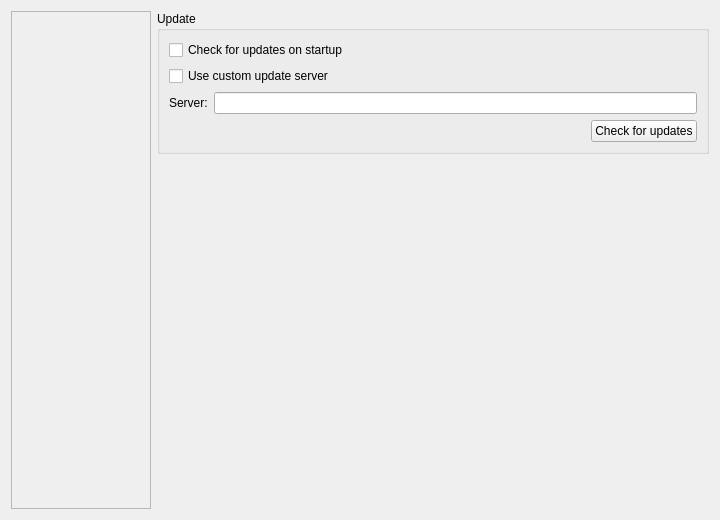
Before: the Qt Designer form source/client/desktop/settings_tab.ui in dchapyshev/aspia, drawn with Qt 5.
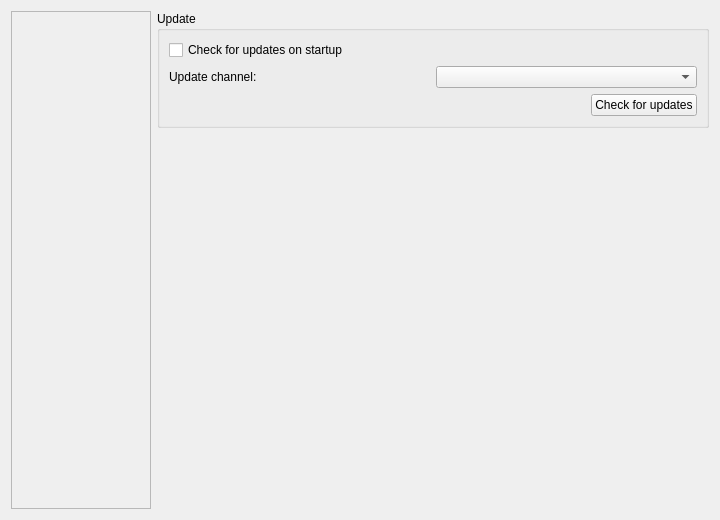
After: the same form once the commit is applied. The open tabs and pages were chosen to show the change.

Commit message: Added support for update channels.

What changed in the file:
```diff
--- a/source/client/desktop/settings_tab.ui
+++ b/source/client/desktop/settings_tab.ui
@@ -515,24 +515,17 @@
                </property>
               </widget>
              </item>
-             <item>
-              <widget class="QCheckBox" name="checkbox_custom_server">
-               <property name="text">
-                <string>Use custom update server</string>
-               </property>
-              </widget>
-             </item>
              <item>
               <layout class="QHBoxLayout" name="horizontalLayout_3">
                <item>
                 <widget class="QLabel" name="label_server">
                  <property name="text">
-                  <string>Server:</string>
+                  <string>Update channel:</string>
                  </property>
                 </widget>
                </item>
                <item>
-                <widget class="QLineEdit" name="edit_update_server"/>
+                <widget class="QComboBox" name="combobox_update_channel"/>
                </item>
               </layout>
              </item>
```
Left out of the diff: 2 changed lines with no effect on the pictures. The commit also changes 20 other files.
